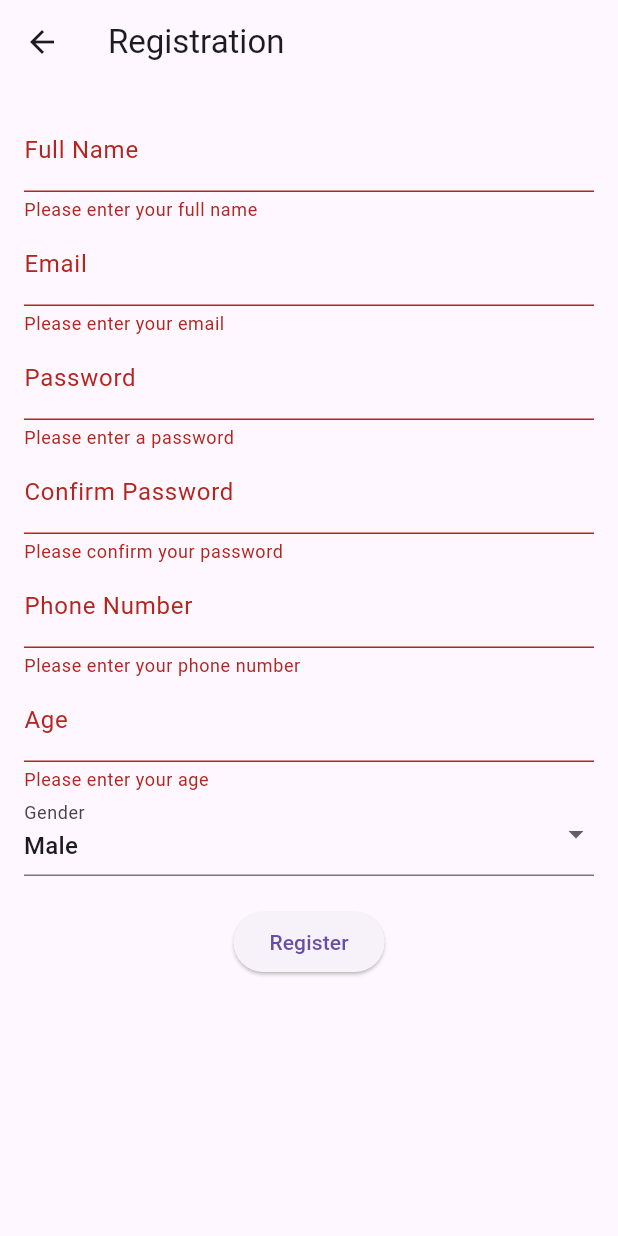
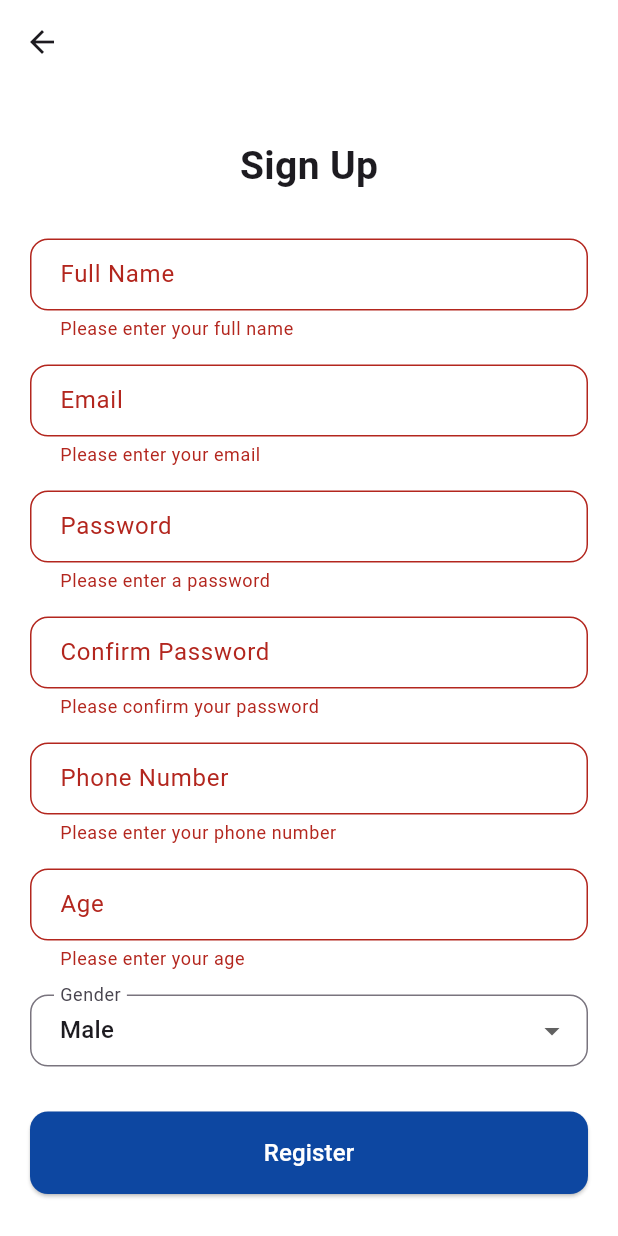
Before and after one commit to Sazzadhosen10/MEDIQ, a Flutter app: the RegistrationPage screen opened directly, after a tap on "Register", on a phone screen of 412 x 824 dp. Run offline on Flutter 3.47's test engine with Material 3 defaults, Android fonts, the phone set to English and light mode, and no system bars; our stand-ins replace cloud_firestore, firebase_auth, firebase_core; accounts and stored records are empty; generated files the repository leaves out were written again.

Commit message:
Update_Ragistration_Page

```diff
--- a/lib/registration_page.dart
+++ b/lib/registration_page.dart
@@ -1,7 +1,7 @@
 import 'package:flutter/material.dart';
 import 'package:firebase_auth/firebase_auth.dart';
 import 'package:cloud_firestore/cloud_firestore.dart';
-import 'homepage.dart';
+import 'main_screen.dart';
 
 class RegistrationPage extends StatefulWidget {
   const RegistrationPage({Key? key}) : super(key: key);
@@ -12,8 +12,6 @@ class RegistrationPage extends StatefulWidget {
 
 class _RegistrationPageState extends State<RegistrationPage> {
   final _formKey = GlobalKey<FormState>();
-
-  // Registration fields.
   String fullName = '';
   String email = '';
   String password = '';
@@ -21,6 +19,7 @@ class _RegistrationPageState extends State<RegistrationPage> {
   String phoneNumber = '';
   int age = 0;
   String gender = 'Male';
+  bool _isLoading = false;
 
   final FirebaseAuth _auth = FirebaseAuth.instance;
   final FirebaseFirestore _firestore = FirebaseFirestore.instance;
@@ -36,6 +35,8 @@ class _RegistrationPageState extends State<RegistrationPage> {
         return;
       }
 
+      setState(() => _isLoading = true);
+
       try {
         UserCredential userCredential =
             await _auth.createUserWithEmailAndPassword(
@@ -43,7 +44,6 @@ class _RegistrationPageState extends State<RegistrationPage> {
           password: password,
         );
 
-        // Save additional user information in Firestore.
         await _firestore.collection('users').doc(userCredential.user!.uid).set({
           'fullName': fullName,
           'email': email,
@@ -52,54 +52,72 @@ class _RegistrationPageState extends State<RegistrationPage> {
           'gender': gender,
         });
 
-        // Navigate to Homepage upon successful registration.
+        ScaffoldMessenger.of(context).showSnackBar(
+          const SnackBar(content: Text("Registration successful")),
+        );
+
+        await Future.delayed(const Duration(seconds: 1));
+
         Navigator.pushReplacement(
           context,
-          MaterialPageRoute(builder: (_) => const Homepage()),
+          MaterialPageRoute(builder: (_) => MainScreen()),
         );
       } on FirebaseAuthException catch (e) {
         ScaffoldMessenger.of(context).showSnackBar(
           SnackBar(content: Text(e.message ?? 'Registration error')),
         );
-
-        print(e);
+      } finally {
+        setState(() => _isLoading = false);
       }
     }
+  }
+
+  InputDecoration _inputDecoration(String label) {
+    return InputDecoration(
+      labelText: label,
+      border: OutlineInputBorder(borderRadius: BorderRadius.circular(12)),
+      contentPadding: const EdgeInsets.symmetric(horizontal: 16, vertical: 12),
+    );
   }
 
   @override
   Widget build(BuildContext context) {
     return Scaffold(
+      backgroundColor: Colors.white,
       appBar: AppBar(
-        title: const Text('Registration'),
+        backgroundColor: Colors.white,
       ),
       body: SingleChildScrollView(
-        padding: const EdgeInsets.all(16.0),
+        padding: const EdgeInsets.all(20),
         child: Form(
           key: _formKey,
           child: Column(
             children: [
+              const SizedBox(height: 16),
+              const Text(
+                'Sign Up',
+                style: TextStyle(fontSize: 26, fontWeight: FontWeight.bold),
+              ),
+              const SizedBox(height: 30),
               TextFormField(
-                decoration: const InputDecoration(labelText: 'Full Name'),
-                validator: (value) {
-                  if (value == null || value.isEmpty)
-                    return 'Please enter your full name';
-                  return null;
-                },
+                decoration: _inputDecoration('Full Name'),
+                validator: (value) => value == null || value.isEmpty
+                    ? 'Please enter your full name'
+                    : null,
                 onSaved: (value) => fullName = value!.trim(),
               ),
+              const SizedBox(height: 16),
               TextFormField(
-                decoration: const InputDecoration(labelText: 'Email'),
+                decoration: _inputDecoration('Email'),
                 keyboardType: TextInputType.emailAddress,
-                validator: (value) {
-                  if (value == null || value.isEmpty)
-                    return 'Please enter your email';
-                  return null;
-                },
+                validator: (value) => value == null || value.isEmpty
+                    ? 'Please enter your email'
+                    : null,
                 onSaved: (value) => email = value!.trim(),
               ),
+              const SizedBox(height: 16),
               TextFormField(
-                decoration: const InputDecoration(labelText: 'Password'),
+                decoration: _inputDecoration('Password'),
                 obscureText: true,
                 validator: (value) {
                   if (value == null || value.isEmpty)
@@ -110,29 +128,27 @@ class _RegistrationPageState extends State<RegistrationPage> {
                 },
                 onSaved: (value) => password = value!,
               ),
+              const SizedBox(height: 16),
               TextFormField(
-                decoration:
-                    const InputDecoration(labelText: 'Confirm Password'),
+                decoration: _inputDecoration('Confirm Password'),
                 obscureText: true,
-                validator: (value) {
-                  if (value == null || value.isEmpty)
-                    return 'Please confirm your password';
-                  return null;
-                },
+                validator: (value) => value == null || value.isEmpty
+                    ? 'Please confirm your password'
+                    : null,
                 onSaved: (value) => confirmPassword = value!,
               ),
+              const SizedBox(height: 16),
               TextFormField(
-                decoration: const InputDecoration(labelText: 'Phone Number'),
+                decoration: _inputDecoration('Phone Number'),
                 keyboardType: TextInputType.phone,
-                validator: (value) {
-                  if (value == null || value.isEmpty)
-                    return 'Please enter your phone number';
-                  return null;
-                },
+                validator: (value) => value == null || value.isEmpty
+                    ? 'Please enter your phone number'
+                    : null,
                 onSaved: (value) => phoneNumber = value!.trim(),
               ),
+              const SizedBox(height: 16),
               TextFormField(
-                decoration: const InputDecoration(labelText: 'Age'),
+                decoration: _inputDecoration('Age'),
                 keyboardType: TextInputType.number,
                 validator: (value) {
                   if (value == null || value.isEmpty)
@@ -143,26 +159,34 @@ class _RegistrationPageState extends State<RegistrationPage> {
                 },
                 onSaved: (value) => age = int.parse(value!),
               ),
+              const SizedBox(height: 16),
               DropdownButtonFormField<String>(
-                decoration: const InputDecoration(labelText: 'Gender'),
+                decoration: _inputDecoration('Gender'),
                 value: gender,
                 items: const ['Male', 'Female', 'Other']
-                    .map((gender) => DropdownMenuItem(
-                          value: gender,
-                          child: Text(gender),
-                        ))
+                    .map((g) => DropdownMenuItem(value: g, child: Text(g)))
                     .toList(),
-                onChanged: (value) {
-                  setState(() {
-                    gender = value!;
-                  });
-                },
+                onChanged: (value) => setState(() => gender = value!),
               ),
-              const SizedBox(height: 20),
-              ElevatedButton(
-                onPressed: _register,
-                child: const Text('Register'),
-              ),
+              const SizedBox(height: 30),
+              _isLoading
+                  ? const CircularProgressIndicator()
+                  : SizedBox(
+                      width: double.infinity,
+                      child: ElevatedButton(
+                        onPressed: _register,
+                        style: ElevatedButton.styleFrom(
+                          backgroundColor: Colors.blue.shade900,
+                          padding: const EdgeInsets.symmetric(vertical: 16),
+                          shape: RoundedRectangleBorder(
+                            borderRadius: BorderRadius.circular(12),
+                          ),
+                        ),
+                        child: const Text('Register',
+                            style:
+                                TextStyle(fontSize: 16, color: Colors.white)),
+                      ),
+                    ),
             ],
           ),
         ),
```
